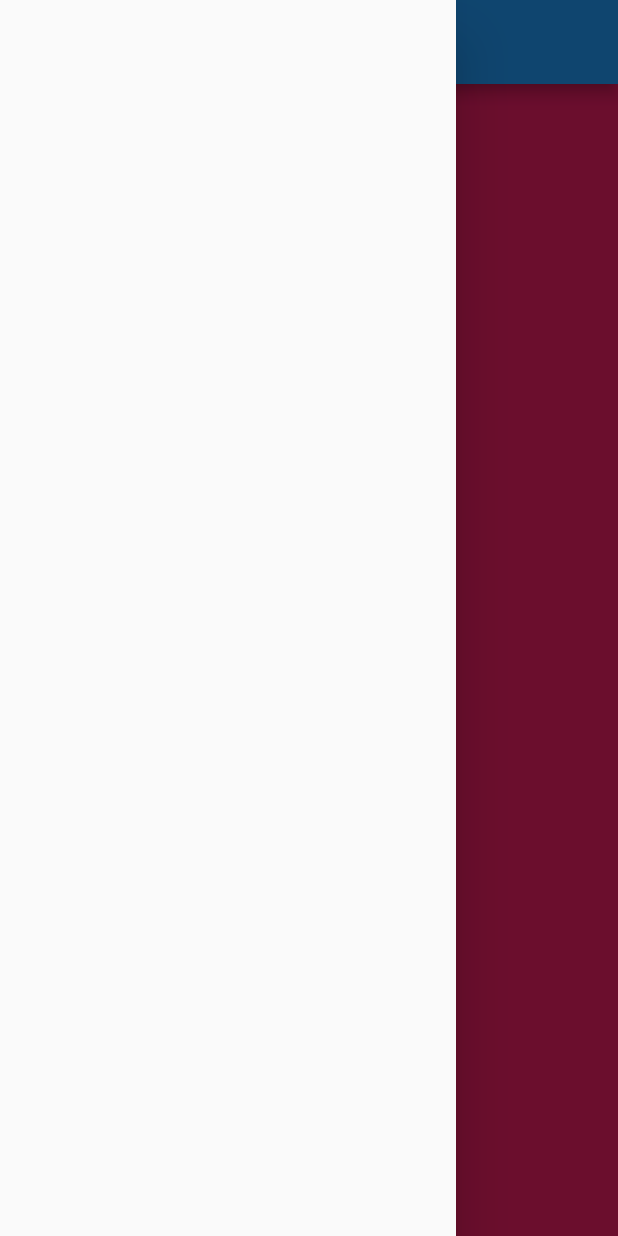
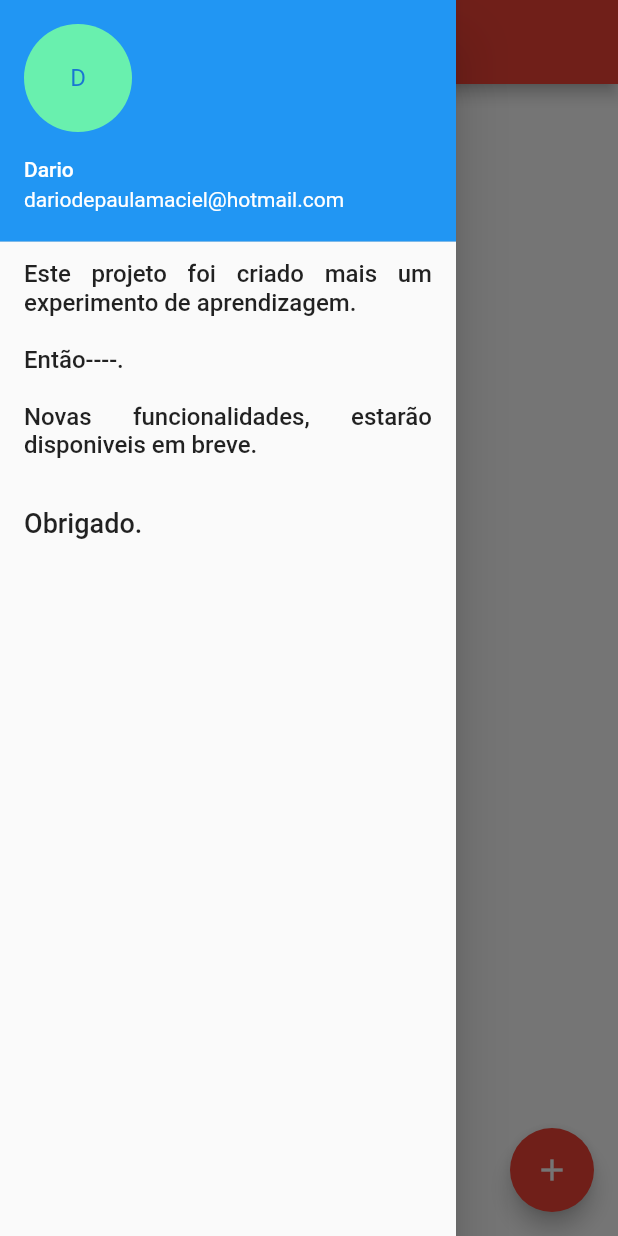
Before and after one commit to dariopmaciel/contacts_directory, a Flutter app: the screen it shows after launch, with the side drawer open, on a phone screen of 412 x 824 dp. Run offline on Flutter 3.47's test engine with Material 2 defaults, Android fonts, the phone set to English and light mode, and no system bars; our stand-ins replace sqflite; accounts and stored records are empty.

Commit message:
11-01-23

```diff
--- a/lib/main.dart
+++ b/lib/main.dart
@@ -2,7 +2,7 @@ import 'package:contacts_directory/ui/home_page.dart';
 import 'package:flutter/material.dart';
 
 void main() {
-  runApp(MaterialApp(
+  runApp(const MaterialApp(
     home: HomePage(),
     debugShowCheckedModeBanner: false,
   ));
--- a/lib/ui/home_page.dart
+++ b/lib/ui/home_page.dart
@@ -1,3 +1,5 @@
+import 'dart:io';
+
 import 'package:contacts_directory/helpers/contact_helper.dart';
 import 'package:flutter/material.dart';
 
@@ -11,25 +13,128 @@ class HomePage extends StatefulWidget {
 class _HomePageState extends State<HomePage> {
   ContactHelper helper = ContactHelper();
 
+  List<dynamic> contacts = []; //List();
+
   @override
   void initState() {
     super.initState();
 
-    // Contact c = Contact();
-    // c.name = "Dario";
-    // c.email = "dario@dario";
-    // c.phone = "18981996400";
-    // c.img = "imgTest";
+    Contact c = Contact();
+    c.name = "Marcos";
+    c.email = "marcos@marcos.com";
+    c.phone = "6516546464";
+    c.img = "imgTest";
 
-    //helper.saveContact(c);
+    helper.saveContact(c);
+
+    helper.getAllContacts().then((list) {
+      print(list);
+      // setState(() {
+      //   contacts = list;
+      // });
+    });
   }
 
   @override
   Widget build(BuildContext context) {
     return Scaffold(
-      appBar: AppBar(),
-      drawer: const Drawer(),
-      body: Container(color: Colors.pink),
+      drawer: Drawer(
+        child: ListView(
+          children: const [
+            UserAccountsDrawerHeader(
+              accountName: Text(
+                "Dario",
+              ),
+              accountEmail: Text(
+                "dariodepaulamaciel@hotmail.com",
+              ),
+              currentAccountPicture: CircleAvatar(
+                backgroundColor: Colors.greenAccent,
+                child: Text(
+                  "D",
+                ),
+              ),
+            ),
+            ListTile(
+              title: Text(
+                "Este projeto foi criado mais um experimento de aprendizagem. \n\nEntão----. \n\nNovas funcionalidades, estarão disponiveis em breve.",
+                textAlign: TextAlign.justify,
+                style: TextStyle(fontSize: 16),
+              ),
+            ),
+            ListTile(
+              title: Text(
+                "\nObrigado.",
+                style: TextStyle(fontSize: 18),
+              ),
+            ),
+          ],
+        ),
+      ),
+      appBar: AppBar(
+        title: const Text("Contatos"),
+        centerTitle: true,
+        backgroundColor: Colors.red,
+      ),
+      backgroundColor: Colors.white,
+      floatingActionButton: FloatingActionButton(
+        onPressed: () {},
+        backgroundColor: Colors.red,
+        child: const Icon(Icons.add),
+      ),
+      body: ListView.builder(
+        padding: const EdgeInsets.all(10),
+        itemCount: contacts.length,
+        itemBuilder: ((context, index) {
+          return _contactCart(context, index);
+        }),
+      ),
+    );
+  }
+
+//CARTÃO DE CONTATO
+  Widget _contactCart(BuildContext context, int index) {
+    return GestureDetector(
+      child: Card(
+        child: Padding(
+          padding: const EdgeInsets.all(10),
+          child: Row(
+            children: <Widget>[
+              Container(
+                width: 80,
+                height: 80,
+                decoration: const BoxDecoration(),
+              ),
+              Padding(
+                padding: const EdgeInsets.only(left: 10.0),
+                child: Column(
+                  children: <Widget>[
+                    Text(
+                      contacts[index].name ?? "",
+                      style: const TextStyle(
+                        fontSize: 22,
+                        fontWeight: FontWeight.bold,
+                      ),
+                    ),
+                    Text(
+                      contacts[index].email ?? "",
+                      style: const TextStyle(
+                        fontSize: 18,
+                      ),
+                    ),
+                    Text(
+                      contacts[index].phone ?? "",
+                      style: const TextStyle(
+                        fontSize: 16,
+                      ),
+                    ),
+                  ],
+                ),
+              ),
+            ],
+          ),
+        ),
+      ),
     );
   }
 }
--- a/pubspec.yaml
+++ b/pubspec.yaml
@@ -63,9 +63,11 @@ flutter:
   uses-material-design: true
 
   # To add assets to your application, add an assets section, like this:
-  # assets:
+  assets:
+    - images/person.png
   #   - images/a_dot_burr.jpeg
   #   - images/a_dot_ham.jpeg
+
 
   # An image asset can refer to one or more resolution-specific "variants", see
   # https://flutter.dev/assets-and-images/#resolution-aware
```
Also changed, not shown: images/person.png (added), 1 other file.
